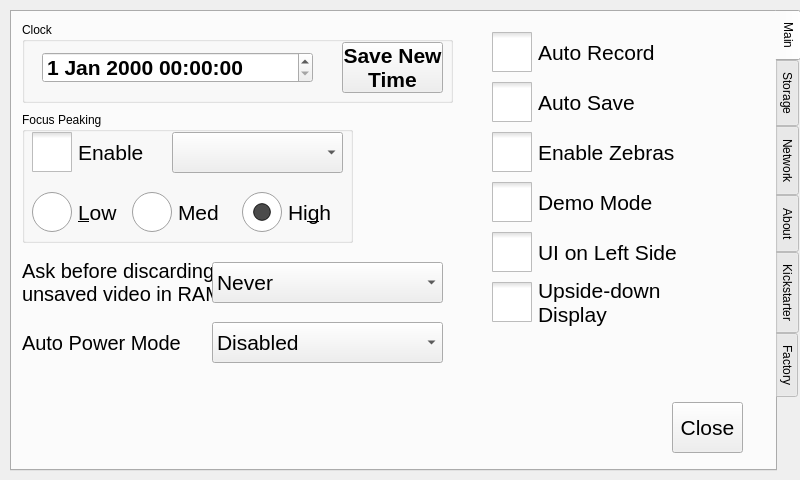
First picture: the form in src/utilwindow.ui, repository krontech/chronos-cam-app, before the edit.
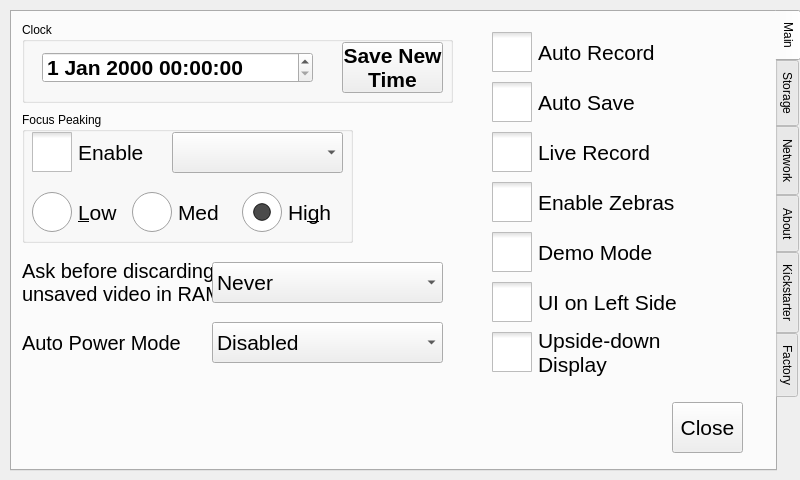
Second picture: the form after the edit. Custom widgets are drawn as their Qt base class.

Commit message:
Initial implementation of Live Record Mode.
Added checkbox to the Util screen to enable or disable live record.
Path is currently hard coded to /media/sda1/. TODO: Add a dropdown
selector to enable save path selection.

```diff
--- a/src/utilwindow.ui
+++ b/src/utilwindow.ui
@@ -250,7 +250,7 @@
      <property name="geometry">
       <rect>
        <x>480</x>
-       <y>120</y>
+       <y>170</y>
        <width>191</width>
        <height>41</height>
       </rect>
@@ -353,7 +353,7 @@
      <property name="geometry">
       <rect>
        <x>480</x>
-       <y>220</y>
+       <y>270</y>
        <width>191</width>
        <height>41</height>
       </rect>
@@ -380,7 +380,7 @@
      <property name="geometry">
       <rect>
        <x>480</x>
-       <y>260</y>
+       <y>310</y>
        <width>171</width>
        <height>61</height>
       </rect>
@@ -438,7 +438,7 @@
      <property name="geometry">
       <rect>
        <x>480</x>
-       <y>170</y>
+       <y>220</y>
        <width>171</width>
        <height>41</height>
       </rect>
@@ -514,6 +514,34 @@
       <bool>true</bool>
      </property>
     </widget>
+    <widget class="QCheckBox" name="chkLiveRecord">
+     <property name="geometry">
+      <rect>
+       <x>480</x>
+       <y>120</y>
+       <width>191</width>
+       <height>41</height>
+      </rect>
+     </property>
+     <property name="font">
+      <font>
+       <pointsize>16</pointsize>
+       <italic>false</italic>
+      </font>
+     </property>
+     <property name="styleSheet">
+      <string notr="true">QCheckBox::indicator {
+     width: 40px;
+     height: 40px;
+}</string>
+     </property>
+     <property name="text">
+      <string>Live Record</string>
+     </property>
+     <property name="tristate">
+      <bool>false</bool>
+     </property>
+    </widget>
    </widget>
    <widget class="QWidget" name="tabStorage">
     <attribute name="title">
```
The commit also changes 8 other files.
